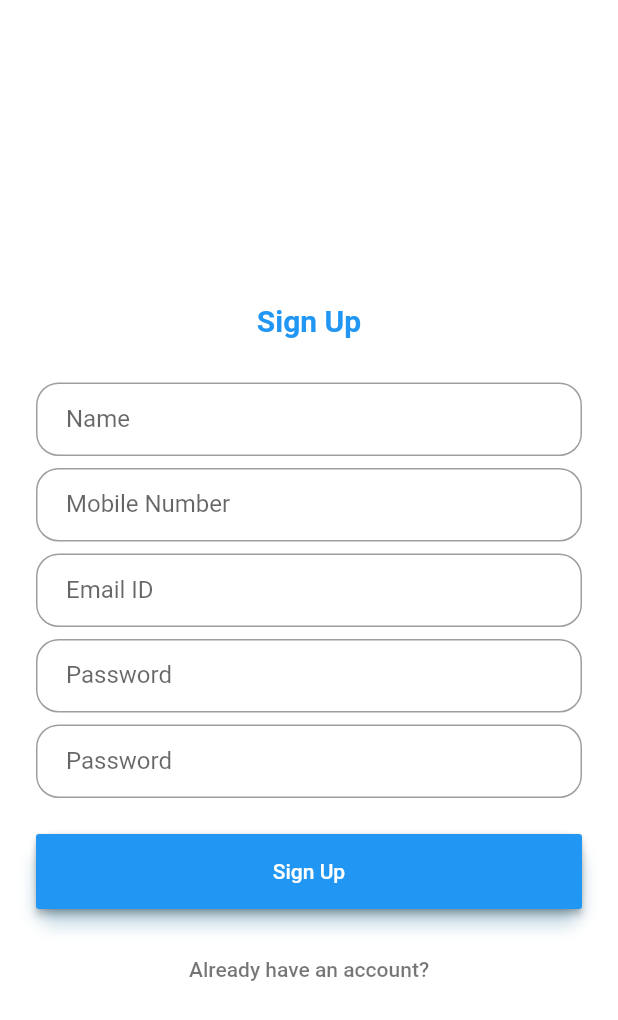
After one commit to rakshangk/MobileApp, a Flutter app: the screen it shows after launch, after a tap on "Log In", after a tap on "SignUp", on a phone screen of 412 x 824 dp. The commit adds this screen. Shown: the top 1020 px of the screen. Run offline on Flutter 3.47's test engine with Material 2 defaults, Android fonts, the phone set to English and light mode, and no system bars; accounts and stored records are empty.

Commit message:
Added 1. Main Screen 2. Form Validation 3. Sign Up Screen
--Devaraj

```diff
--- a/login_flutter/lib/main.dart
+++ b/login_flutter/lib/main.dart
@@ -8,9 +8,7 @@ class LoginApp extends StatelessWidget {
   @override
   Widget build(BuildContext context) {
     return new MaterialApp(
-
-      title: 'My Login App',
-
+      title: 'TechMust',
       routes: routes,
     );
   }
--- a/login_flutter/lib/routes.dart
+++ b/login_flutter/lib/routes.dart
@@ -2,10 +2,14 @@ import 'package:flutter/material.dart';
 import 'package:login_flutter/screens/login_screen.dart';
 import 'package:login_flutter/screens/forget_password_screen.dart';
 import 'package:login_flutter/screens/change_password_screen.dart';
+import 'package:login_flutter/screens/sign_up_screen.dart';
+import 'package:login_flutter/screens/main_screen.dart';
 
 final routes = {
   '/screens/login_screen': (BuildContext context) => new LoginScreen(),
   '/screens/forget_password_screen': (BuildContext context) => new ForgetPassword(),
   '/screens/change_password_screen': (BuildContext context) => new ChangePassword(),
+  '/screens/sign_up_screen': (BuildContext context) => new SignUp(),
+  '/screens/main_screen': (BuildContext context) => new MainScreen(),
   '/': (BuildContext context) => new LoginScreen(),
 };
--- a/login_flutter/lib/screens/login_screen.dart
+++ b/login_flutter/lib/screens/login_screen.dart
@@ -20,7 +20,7 @@ class LoginScreenState extends State<LoginScreen> {
   @override
   Widget build(BuildContext context) {
     final labelForgetPassword = Text(
-      'Login',
+      'Sign In',
       textAlign: TextAlign.center,
       style: TextStyle(
         color: Colors.blue,
@@ -58,6 +58,7 @@ class LoginScreenState extends State<LoginScreen> {
       },
     );
 
+
     final loginButton = Padding(
       padding: EdgeInsets.symmetric(vertical: 16.0),
       child: Material(
@@ -67,14 +68,32 @@ class LoginScreenState extends State<LoginScreen> {
         child: MaterialButton(
           minWidth: 200.0,
           height: 50.0,
+          color: Colors.blue,
+          child: Text('Log In', style: TextStyle(color: Colors.white)),
           onPressed: () {
             // Navigator.of(context).pushNamed(HomePage.tag);
             if (frmKey.currentState.validate()) {
               restDatasource.login(strUsername.text, strPassword.text, context);
             }
           },
+        ),
+      ),
+    );
+
+    final signUpButton = Padding(
+      padding: EdgeInsets.symmetric(vertical: 16.0),
+      child: Material(
+        borderRadius: BorderRadius.circular(15.0),
+        shadowColor: Colors.lightBlueAccent.shade100,
+        elevation: 5.0,
+        child: MaterialButton(
+          minWidth: 200.0,
+          height: 50.0,
           color: Colors.blue,
-          child: Text('Log In', style: TextStyle(color: Colors.white)),
+          child: Text('SignUp', style: TextStyle(color: Colors.white)),
+          onPressed: () {
+            Navigator.of(context).pushNamed('/screens/sign_up_screen');
+          },
         ),
       ),
     );
@@ -99,7 +118,6 @@ class LoginScreenState extends State<LoginScreen> {
       },
     );
 
-
     return Scaffold(
       backgroundColor: Colors.white,
       body: Center(
@@ -118,9 +136,10 @@ class LoginScreenState extends State<LoginScreen> {
               password,
               SizedBox(height: 24.0),
               loginButton,
+              signUpButton,
               forgotLabel,
-               SizedBox(height: 8.0),
-              changePasswordLabel,
+
+              //changePasswordLabel,
             ],
           ),
         ),
--- /dev/null
+++ b/login_flutter/lib/screens/sign_up_screen.dart
@@ -0,0 +1,171 @@
+import 'package:flutter/material.dart';
+import 'package:login_flutter/utils/form_validation.dart';
+
+class SignUp extends StatefulWidget {
+  @override
+  SignUpState createState() => new SignUpState();
+}
+
+class SignUpState extends State<SignUp> {
+  FormValadation oFormValadation = new FormValadation();
+
+  final GlobalKey<FormState> frmKey = GlobalKey<FormState>();
+  var varName = new TextEditingController();
+  var varMobile = new TextEditingController();
+  var varEmail = new TextEditingController();
+  var varPasssword = new TextEditingController();
+  var varConfirmPasssword = new TextEditingController();
+  bool bAutoValidate = false;
+
+  @override
+  Widget build(BuildContext context) {
+    final labelSignUp = Text(
+      'Sign Up',
+      textAlign: TextAlign.center,
+      style: TextStyle(
+        color: Colors.blue,
+        fontSize: 20.0,
+        fontWeight: FontWeight.bold,
+      ),
+    );
+
+    final txtName = TextFormField(
+      keyboardType: TextInputType.text,
+      controller: varName,
+      autofocus: false,
+      decoration: InputDecoration(
+        hintText: 'Name',
+        labelText: 'Name',
+        contentPadding: EdgeInsets.fromLTRB(20.0, 15.0, 20.0, 15.0),
+        border: OutlineInputBorder(borderRadius: BorderRadius.circular(15.0)),
+      ),
+      validator: (value) {
+        if (value.isEmpty) return "Please Enter Name...";
+      },
+    );
+    final txtMobile = TextFormField(
+      keyboardType: TextInputType.number,
+      controller: varMobile,
+      autofocus: false,
+      decoration: InputDecoration(
+        hintText: 'Mobile Number',
+        labelText: 'Mobile Number',
+        contentPadding: EdgeInsets.fromLTRB(20.0, 15.0, 20.0, 15.0),
+        border: OutlineInputBorder(borderRadius: BorderRadius.circular(15.0)),
+      ),
+      validator: (value) {
+        if (value.isEmpty) return "Please Enter Mobile Number...";
+        if (value.length != 10) return "Please Enter valid Mobile Number...";
+      },
+    );
+    final txtEmail = TextFormField(
+      keyboardType: TextInputType.emailAddress,
+      controller: varEmail,
+      autofocus: false,
+      decoration: InputDecoration(
+        hintText: 'Email ID',
+        labelText: 'Email ID',
+        contentPadding: EdgeInsets.fromLTRB(20.0, 15.0, 20.0, 15.0),
+        border: OutlineInputBorder(borderRadius: BorderRadius.circular(15.0)),
+      ),
+      validator: (value) {
+        if (value.isEmpty) return "Please Enter Email ID...";
+      },
+    );
+    final txtPassword = TextFormField(
+      keyboardType: TextInputType.text,
+      obscureText: true,
+      controller: varPasssword,
+      autofocus: false,
+      decoration: InputDecoration(
+        hintText: 'Password',
+        labelText: 'Password',
+        contentPadding: EdgeInsets.fromLTRB(20.0, 15.0, 20.0, 15.0),
+        border: OutlineInputBorder(borderRadius: BorderRadius.circular(15.0)),
+      ),
+      validator: (value) {
+        if (value.isEmpty) return "Please Enter Password...";
+      },
+    );
+
+    final txtConfirmPassword = TextFormField(
+      keyboardType: TextInputType.text,
+      obscureText: true,
+      controller: varConfirmPasssword,
+      autofocus: false,
+      decoration: InputDecoration(
+        hintText: 'Password',
+        labelText: 'Password',
+        contentPadding: EdgeInsets.fromLTRB(20.0, 15.0, 20.0, 15.0),
+        border: OutlineInputBorder(borderRadius: BorderRadius.circular(15.0)),
+      ),
+      validator: (value) {
+        String strValidationMessage;
+        if (value.isNotEmpty)
+          strValidationMessage =
+              oFormValadation.passwordNotMatched(varPasssword, value);
+        else
+          strValidationMessage = "please enter password ";
+        return strValidationMessage;
+      },
+    );
+    final btnSignUp = Padding(
+      padding: EdgeInsets.symmetric(vertical: 16.0),
+      child: Material(
+        borderRadius: BorderRadius.circular(15.0),
+        shadowColor: Colors.lightBlueAccent.shade100,
+        elevation: 5.0,
+        child: MaterialButton(
+          minWidth: 200.0,
+          height: 50.0,
+          color: Colors.blue,
+          child: Text('Sign Up', style: TextStyle(color: Colors.white)),
+          onPressed: () {
+            // Navigator.of(context).pushNamed(HomePage.tag);
+            if (frmKey.currentState.validate()) {}
+          },
+        ),
+      ),
+    );
+    final labelHaveAccount = FlatButton(
+      child: Text(
+        'Already have an account?',
+        style: TextStyle(color: Colors.black54),
+      ),
+      onPressed: () {
+        Navigator.of(context).pop();
+        Navigator.of(context).pushNamed('/screens/login_screen');
+      },
+    );
+    return Scaffold(
+      backgroundColor: Colors.white,
+      body: Center(
+        child: Form(
+          autovalidate: bAutoValidate,
+          key: frmKey,
+          child: ListView(
+            shrinkWrap: true,
+            padding: EdgeInsets.only(left: 24.0, right: 24.0),
+            children: <Widget>[
+              SizedBox(height: 48.0),
+              labelSignUp,
+              SizedBox(height: 30.0),
+              txtName,
+              SizedBox(height: 8.0),
+              txtMobile,
+              SizedBox(height: 8.0),
+              txtEmail,
+              SizedBox(height: 8.0),
+              txtPassword,
+              SizedBox(height: 8.0),
+              txtConfirmPassword,
+              SizedBox(height: 8.0),
+              btnSignUp,
+              labelHaveAccount,
+            ],
+          ),
+        ),
+      ),
+    );
+  }
+}
--- /dev/null
+++ b/login_flutter/lib/utils/form_validation.dart
@@ -0,0 +1,7 @@
+
+class FormValadation{
+  String passwordNotMatched(var textbox,String value ) {
+      if ((value != textbox.text))
+        return "Password did not match";
+    }
+}
```
Also changed, not shown: login_flutter/lib/data/rest_ds.dart (+5 -19 lines), login_flutter/lib/screens/change_password_screen.dart (+5 -5 lines), login_flutter/lib/screens/main_screen.dart (added, +52 -0 lines), 3 other files.
